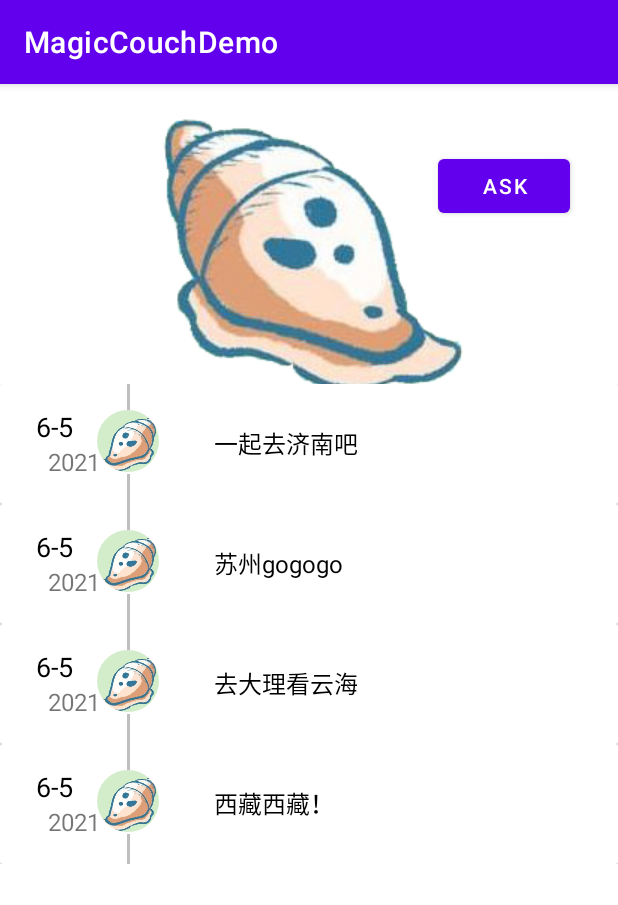
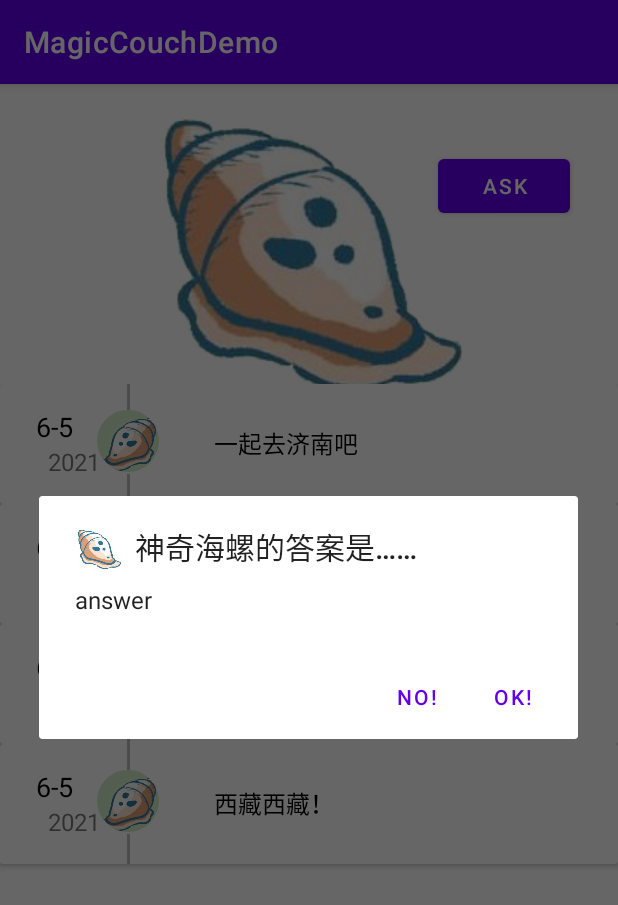
Before and after one commit to shizuka1117/magicConchDemo, an Android app: the fragment BoxFragment shown on its own in the app's theme, after a tap on "ASK", on a phone screen of 412 x 824 dp. Shown: the top 905 px of the screen. Run offline under Robolectric (Android 15) with nearby library versions, the phone set to English and light mode, and no system bars; our stand-ins replace CircleImageView.

Commit message:
修改了长期选择的决策主体下具体选项的界面。

```diff
--- a/app/src/main/java/com/example/magiccouchdemo/ui/dashboard/BoxFragment.java
+++ b/app/src/main/java/com/example/magiccouchdemo/ui/dashboard/BoxFragment.java
@@ -1,14 +1,20 @@
 package com.example.magiccouchdemo.ui.dashboard;
 
+import android.app.AlertDialog;
+import android.content.DialogInterface;
 import android.os.Bundle;
+import android.util.Log;
 import android.view.LayoutInflater;
 import android.view.View;
 import android.view.ViewGroup;
 import android.widget.Button;
 import android.widget.ImageButton;
+import android.widget.Toast;
 
 import androidx.annotation.Nullable;
 import androidx.fragment.app.Fragment;
+import androidx.navigation.NavController;
+import androidx.navigation.Navigation;
 import androidx.recyclerview.widget.LinearLayoutManager;
 import androidx.recyclerview.widget.RecyclerView;
 
@@ -18,6 +24,7 @@ import com.example.magiccouchdemo.ui.home.Option;
 
 import java.util.ArrayList;
 import java.util.Calendar;
+import java.util.Random;
 
 public class BoxFragment extends Fragment {
     private RecyclerView Rv;
@@ -25,6 +32,7 @@ public class BoxFragment extends Fragment {
     private BoxHistoryAdapeter myAdapter;
     private ImageButton imageButton;
     private Button button;
+    private AlertDialog.Builder builder;
 
     public BoxFragment(){
 
@@ -55,13 +63,14 @@ public class BoxFragment extends Fragment {
         imageButton.setOnClickListener(new View.OnClickListener() {
             @Override
             public void onClick(View v) {
-
+                NavController controller = Navigation.findNavController(v);
+                controller.navigate(R.id.restFragment);
             }
         });
         button.setOnClickListener(new View.OnClickListener() {
             @Override
             public void onClick(View v) {
-
+                showAnswer();
             }
         });
         return view;
@@ -77,7 +86,7 @@ public class BoxFragment extends Fragment {
         //mTextView.setText(arguments.getString("tag"));
     }
         // 初始化显示的数据
-    public void initData(){
+    private void initData(){
         listItem = new ArrayList<Option>();/*在数组中存放数据*/
 
         Option item1 = new Option("一起去济南吧", Calendar.getInstance());
@@ -92,4 +101,27 @@ public class BoxFragment extends Fragment {
         Option item4 = new Option("西藏西藏！", Calendar.getInstance());
         listItem.add(item4);
     }
+
+    private void showAnswer(){
+        /*int count = listItem.size();
+        Random r = new Random();
+        int i = r.nextInt(count-1);
+        String answer =  listItem.get(i).getOptionName();*/
+        builder = new AlertDialog.Builder(this.getContext()).setIcon(R.drawable.couch).setTitle("神奇海螺的答案是……")
+                .setMessage("answer").setPositiveButton("OK!", new DialogInterface.OnClickListener() {
+                    @Override
+                    public void onClick(DialogInterface dialogInterface, int i) {
+                        //ToDo: 你想做的事情
+                        Log.i("boxfragment","you clicker ok!");
                     }
+                }).setNegativeButton("No!", new DialogInterface.OnClickListener() {
+                    @Override
+                    public void onClick(DialogInterface dialogInterface, int i) {
+                        //ToDo: 你想做的事情
+                        Log.i("boxfragment","you clicker ok!");
+                        dialogInterface.dismiss();
+                    }
+                });
+        builder.create().show();
+    }
+}
--- a/app/src/main/java/com/example/magiccouchdemo/ui/home/Home_Page/randomColor.java
+++ b/app/src/main/java/com/example/magiccouchdemo/ui/home/Home_Page/randomColor.java
@@ -8,7 +8,7 @@ import java.util.List;
 public class randomColor {
     List<Integer> colors;//= new ArrayList<>();
 
-    randomColor(){
+    public randomColor(){
         colors = new ArrayList<>();
     }
 
--- a/app/src/main/res/layout/fragment_box.xml
+++ b/app/src/main/res/layout/fragment_box.xml
@@ -52,8 +52,11 @@
         <androidx.recyclerview.widget.RecyclerView
             android:id="@+id/time_recycler_view"
             android:layout_width="match_parent"
-            android:layout_height="wrap_content"
-            tools:ignore="MissingConstraints" />
+            android:layout_height="match_parent"
+            app:layout_constraintBottom_toBottomOf="parent"
+            app:layout_constraintEnd_toEndOf="parent"
+            app:layout_constraintStart_toStartOf="parent"
+            app:layout_constraintTop_toTopOf="parent" />
 
     </androidx.constraintlayout.widget.ConstraintLayout>
 
```
Also changed, not shown: app/src/main/java/com/example/magiccouchdemo/ui/dashboard/DashboardViewModel.java (deleted, +0 -17 lines), app/src/main/java/com/example/magiccouchdemo/ui/dashboard/RestChoiceAdapter.java (added, +89 -0 lines), app/src/main/java/com/example/magiccouchdemo/ui/dashboard/RestFragment.java (added, +72 -0 lines), app/src/main/java/com/example/magiccouchdemo/ui/home/Option.java (+12 -0 lines), app/src/main/res/layout/event_view2.xml (+7 -8 lines), app/src/main/res/layout/fragment_rest_choice.xml (added, +11 -0 lines), app/src/main/res/navigation/mobile_navigation.xml (+9 -1 lines). Lines whose indentation alone changed are shown as unchanged.
